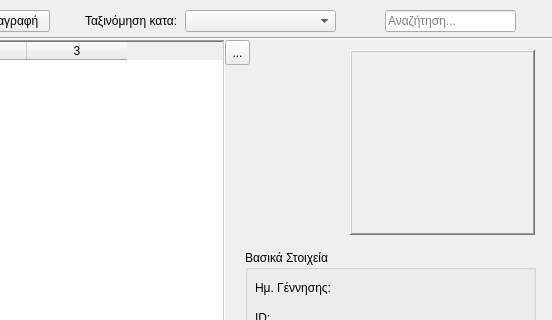
The window that catalogdialog.ui (Felfired/Argus) describes before a commit, drawn with Qt 5; both pictures show x 175 to 727 and y 0 to 320 of the 727 by 431 pixel window.
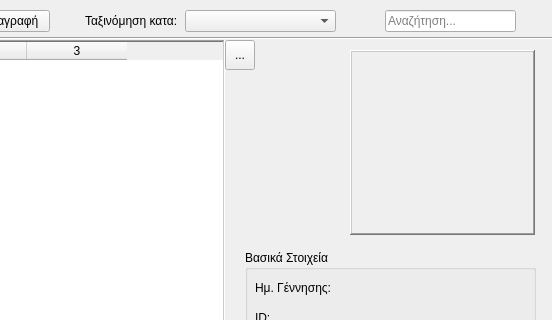
The same window after the commit. Icons and pictures are not drawn.

Diff of the .ui file:
```diff
--- a/catalogdialog.ui
+++ b/catalogdialog.ui
@@ -287,8 +287,8 @@
     <rect>
      <x>400</x>
      <y>40</y>
-     <width>25</width>
-     <height>25</height>
+     <width>30</width>
+     <height>30</height>
     </rect>
    </property>
    <property name="text">
```
Left out of the diff: 4 changed lines with no effect on the pictures.
